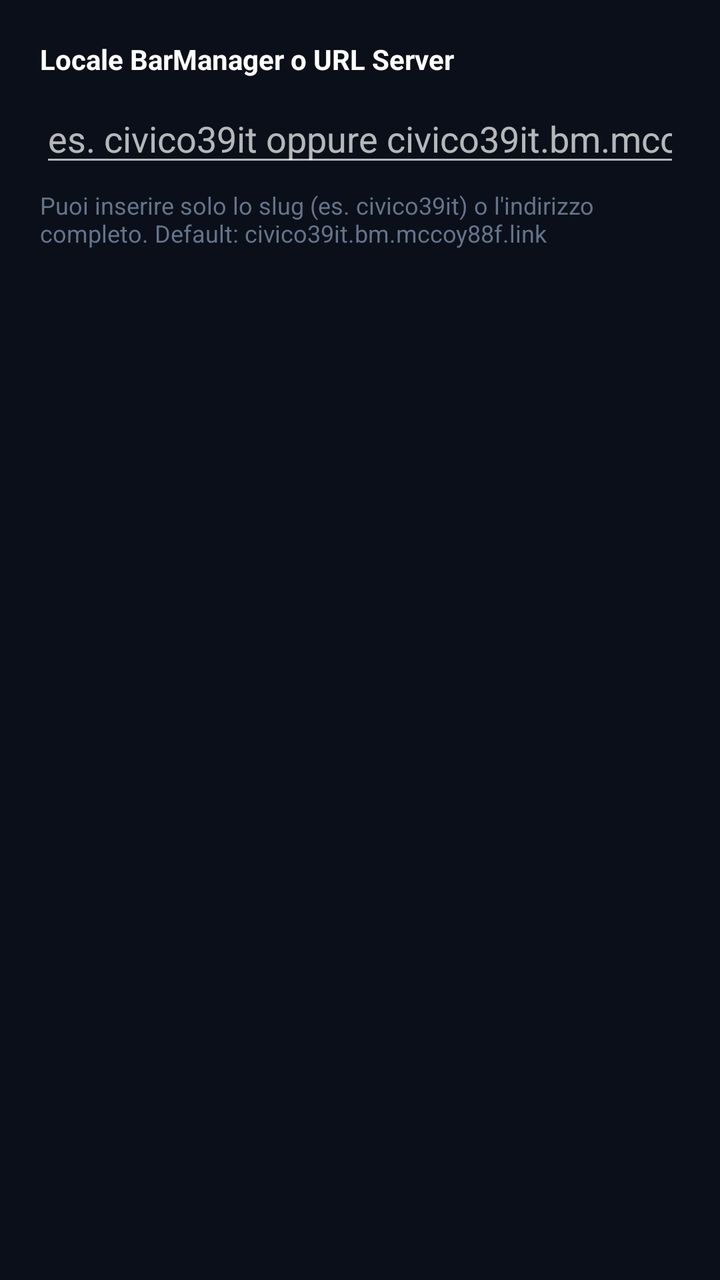
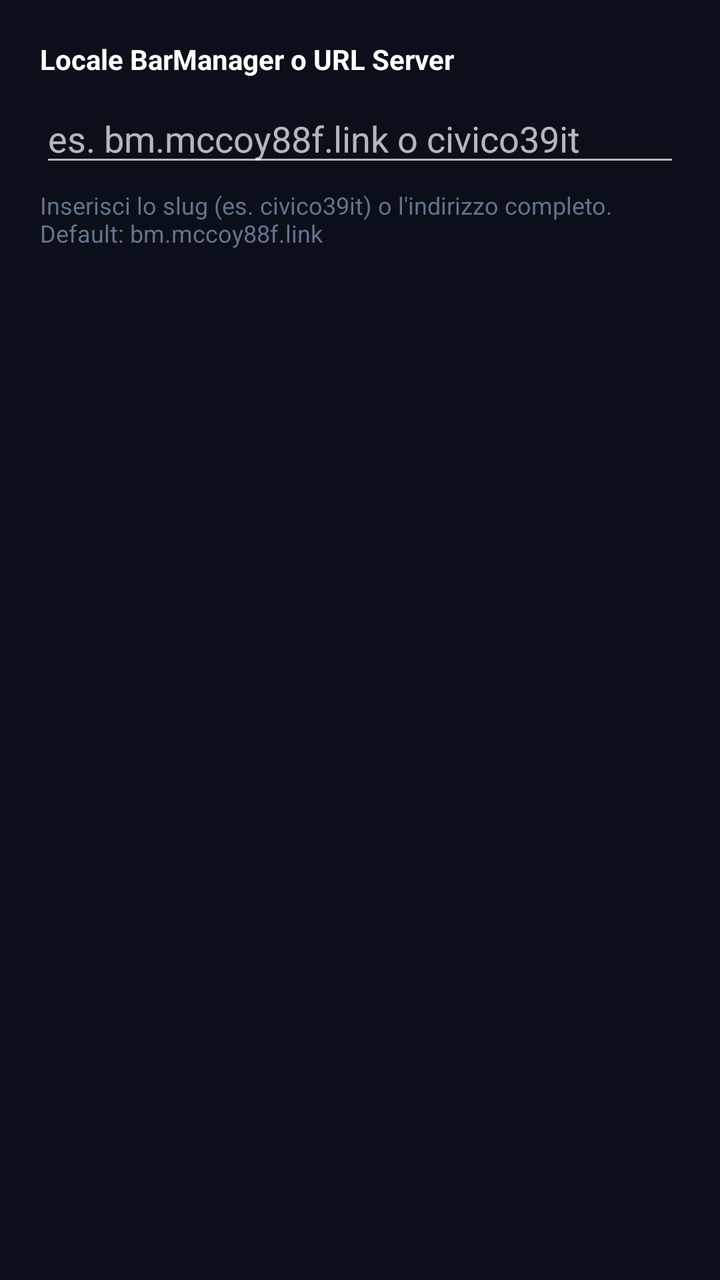

Screens rendered from an Android XML layout before and after an edit, with the pre-edit source and the edit as a unified diff.
<!-- AndroidManifest.xml: application theme Theme.BarManagerKiosk -->
<!-- res/layout/dialog_server_settings.xml -->
<?xml version="1.0" encoding="utf-8"?>
<LinearLayout xmlns:android="http://schemas.android.com/apk/res/android"
    android:layout_width="match_parent"
    android:layout_height="wrap_content"
    android:orientation="vertical"
    android:padding="20dp">

    <TextView
        android:layout_width="wrap_content"
        android:layout_height="wrap_content"
        android:text="@string/server_url_label"
        android:textColor="@color/text_primary"
        android:textSize="14sp"
        android:textStyle="bold" />

    <EditText
        android:id="@+id/etServerUrl"
        android:layout_width="match_parent"
        android:layout_height="wrap_content"
        android:layout_marginTop="8dp"
        android:hint="@string/server_url_hint"
        android:inputType="textUri"
        android:singleLine="true"
        android:textColor="@color/text_primary" />

    <TextView
        android:layout_width="wrap_content"
        android:layout_height="wrap_content"
        android:layout_marginTop="6dp"
        android:text="Puoi inserire solo lo slug (es. civico39it) o l'indirizzo completo. Default: civico39it.bm.mccoy88f.link"
        android:textColor="@color/text_muted"
        android:textSize="12sp" />

</LinearLayout>
<!-- resources referenced by this layout -->
<resources>
  <color name="text_muted">#64748b</color>
  <color name="text_primary">#ffffff</color>
  <string name="server_url_hint">es. civico39it oppure civico39it.bm.mccoy88f.link</string>
  <string name="server_url_label">Locale BarManager o URL Server</string>
  <style name="Theme.BarManagerKiosk" parent="Theme.MaterialComponents.NoActionBar">
          <item name="android:windowBackground">@color/bg_dark</item>
          <item name="android:statusBarColor">@color/bg_dark</item>
          <item name="android:navigationBarColor">@color/bg_dark</item>
          <item name="android:windowFullscreen">true</item>
          <item name="android:windowContentOverlay">@null</item>
          <item name="colorPrimary">@color/primary</item>
          <item name="colorPrimaryDark">@color/primary_dark</item>
          <item name="colorAccent">@color/accent</item>
      </style>
  <color name="bg_dark">#0b0f19</color>
  <color name="primary">#3b82f6</color>
  <color name="primary_dark">#1d4ed8</color>
  <color name="accent">#10b981</color>
</resources>

<!-- the commit's change to res/layout/dialog_server_settings.xml (unified diff, before → after) -->
@@ -27,7 +27,7 @@
         android:layout_width="wrap_content"
         android:layout_height="wrap_content"
         android:layout_marginTop="6dp"
-        android:text="Puoi inserire solo lo slug (es. civico39it) o l'indirizzo completo. Default: civico39it.bm.mccoy88f.link"
+        android:text="Inserisci lo slug (es. civico39it) o l'indirizzo completo. Default: bm.mccoy88f.link"
         android:textColor="@color/text_muted"
         android:textSize="12sp" />
 
<!-- resource entries referenced after the edit -->
@@ -2,7 +2,7 @@
 <resources>
   <color name="text_muted">#64748b</color>
   <color name="text_primary">#ffffff</color>
-  <string name="server_url_hint">es. civico39it oppure civico39it.bm.mccoy88f.link</string>
+  <string name="server_url_hint">es. bm.mccoy88f.link o civico39it</string>
   <string name="server_url_label">Locale BarManager o URL Server</string>
   <style name="Theme.BarManagerKiosk" parent="Theme.MaterialComponents.NoActionBar">
           <item name="android:windowBackground">@color/bg_dark</item>
